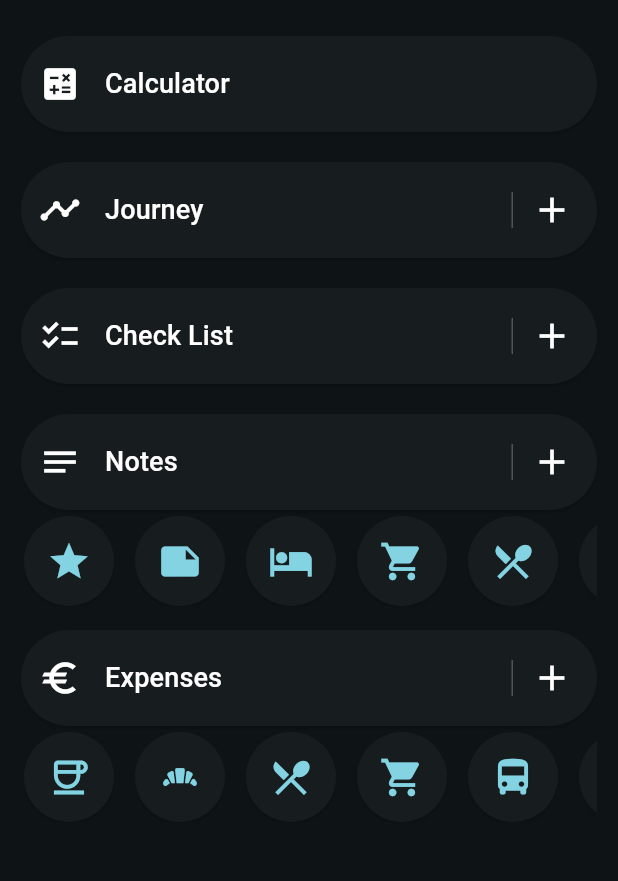
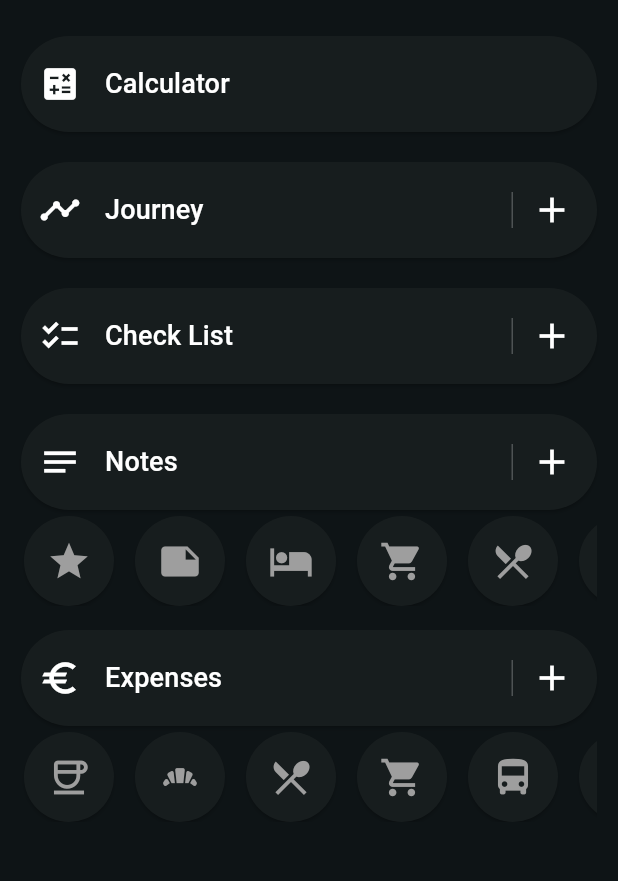
Before and after one commit to snst/TravelAssist2, a Flutter app: the screen it shows after launch, on a phone screen of 412 x 824 dp, the part 84-965 px from its top. Run offline on Flutter 3.47's test engine with Material 3 defaults, Android fonts, the phone set to English and light mode, and no system bars; our stand-ins replace file_picker, flutter_spinbox, flutter_typeahead, font_awesome_flutter, geolocator, grouped_list and 2 more; missing offline and left inert: flutter_multi_select_items, open_app_file, receive_sharing_intent, textfield_tags; accounts and stored records are empty; generated files the repository leaves out were written again.

Commit message:
beta release

```diff
--- a/lib/main.dart
+++ b/lib/main.dart
@@ -291,6 +291,7 @@ class _MainScreenState extends State<MainScreen> {
           final item = tagIcons[index];
           return WidgetIconButton(
             icon: item.icon,
+            color: Colors.grey,
             onPressed: () async {
               await Navigator.push(
                 context,
@@ -317,6 +318,7 @@ class _MainScreenState extends State<MainScreen> {
           final item = tagIcons[index];
           return WidgetIconButton(
             icon: item.icon,
+            color: Colors.grey,
             onPressed: () {
               _onShowPage(context, NoteListPage(selectedTags: item.tags));
             },
--- a/lib/widgets/widget_icon_button.dart
+++ b/lib/widgets/widget_icon_button.dart
@@ -7,6 +7,7 @@ class WidgetIconButton extends StatelessWidget {
   final VoidCallback? onLongPressed;
   final bool enabled;
   final double scale;
+  final Color? color;
 
   const WidgetIconButton({
     super.key,
@@ -14,7 +15,8 @@ class WidgetIconButton extends StatelessWidget {
     required this.onPressed,
     this.onLongPressed,
     this.enabled=true,
-    this.scale = 1.0
+    this.scale = 1.0,
+    this.color,
   });
 
   @override
@@ -33,7 +35,7 @@ class WidgetIconButton extends StatelessWidget {
         child: Icon(
           icon,
           size: 30*scale,
-          //color: Colors.white,
+          color: color
         ),
       ),
     );
```
